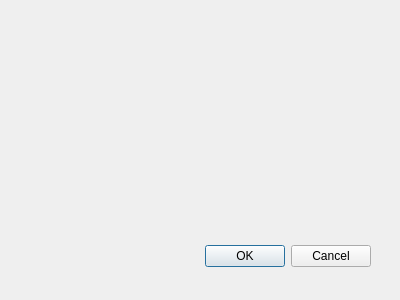
The window that Suggest/SuggestTransferDialog.ui (xavierxeon-music/HelpForMax) describes before a commit, drawn with Qt 5.
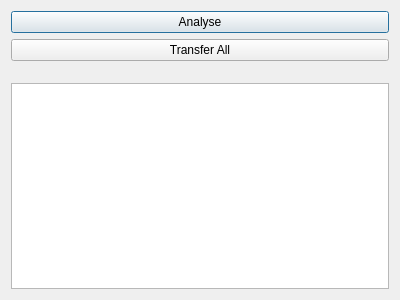
The same window after the commit. Custom widgets are drawn as their Qt base class.

```diff
--- a/Suggest/SuggestTransferDialog.ui
+++ b/Suggest/SuggestTransferDialog.ui
@@ -13,23 +13,44 @@
   <property name="windowTitle">
    <string>Dialog</string>
   </property>
-  <widget class="QDialogButtonBox" name="buttonBox">
-   <property name="geometry">
-    <rect>
-     <x>30</x>
-     <y>240</y>
-     <width>341</width>
-     <height>32</height>
-    </rect>
-   </property>
-   <property name="orientation">
-    <enum>Qt::Orientation::Horizontal</enum>
-   </property>
-   <property name="standardButtons">
-    <set>QDialogButtonBox::StandardButton::Cancel|QDialogButtonBox::StandardButton::Ok</set>
-   </property>
-  </widget>
+  <layout class="QVBoxLayout" name="verticalLayout">
+   <item>
+    <widget class="QPushButton" name="analyseButton">
+     <property name="text">
+      <string>Analyse</string>
+     </property>
+    </widget>
+   </item>
+   <item>
+    <widget class="QPushButton" name="transferButton">
+     <property name="text">
+      <string>Transfer All</string>
+     </property>
+    </widget>
+   </item>
+   <item>
+    <widget class="ProgressIndicator" name="progress" native="true">
+     <property name="minimumSize">
+      <size>
+       <width>0</width>
+       <height>10</height>
+      </size>
+     </property>
+    </widget>
+   </item>
+   <item>
+    <widget class="QTreeView" name="packageTree"/>
+   </item>
+  </layout>
  </widget>
+ <customwidgets>
+  <customwidget>
+   <class>ProgressIndicator</class>
+   <extends>QWidget</extends>
+   <header>ProgressIndicator.h</header>
+   <container>1</container>
+  </customwidget>
+ </customwidgets>
  <resources/>
  <connections>
   <connection>
```
Left out of the diff: 37 changed lines with no effect on the pictures.
